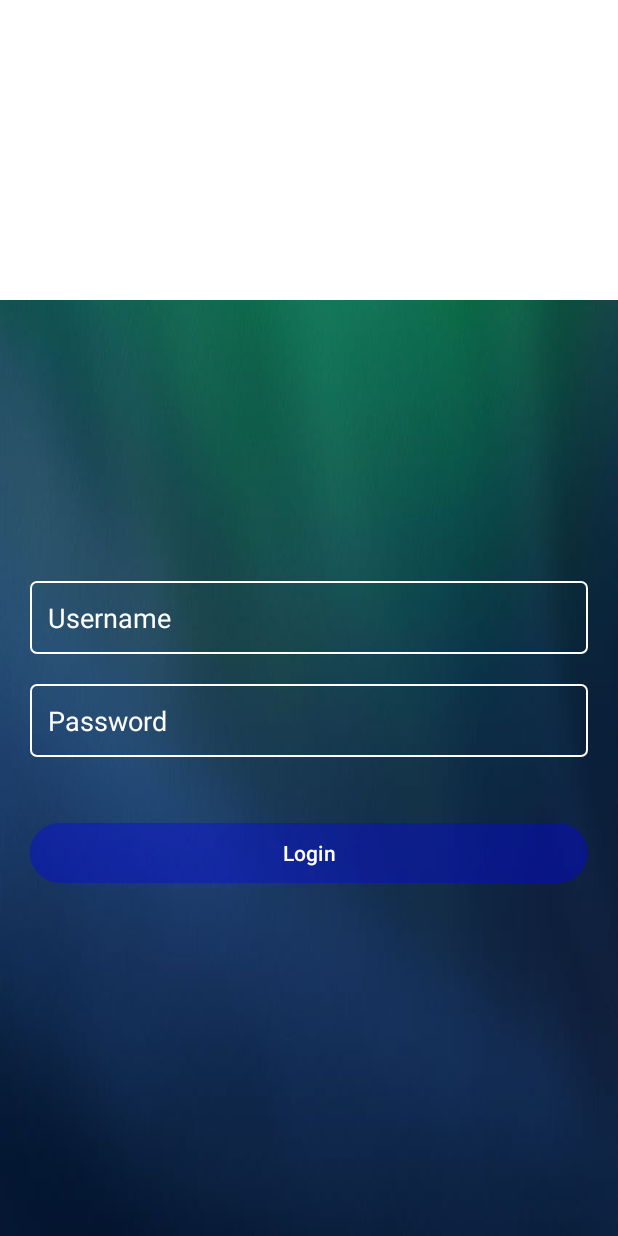
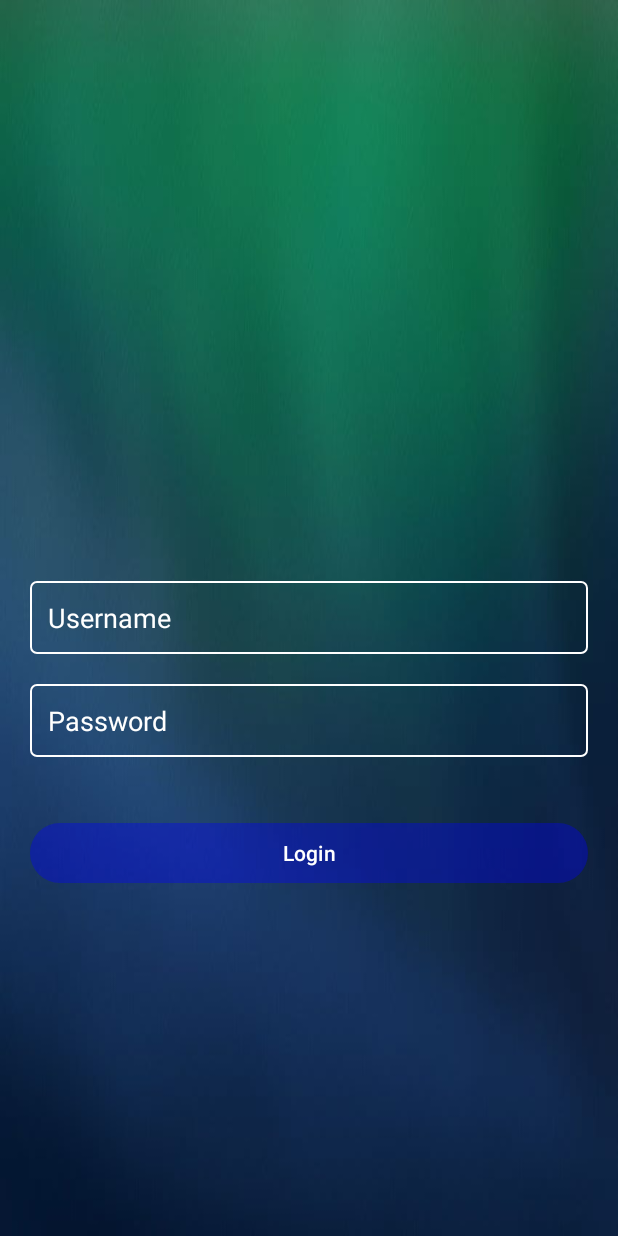
Before and after one commit to abbasideveloper1721/welfare-dental-center, an Android app: the LoginActivity screen opened directly, with no data from a screen before it, on a phone screen of 412 x 824 dp. Run offline under Robolectric (Android 15) with nearby library versions, the phone set to English and light mode, and no system bars; our stand-ins replace Volley.

```diff
--- a/app/src/main/res/layout/activity_login.xml
+++ b/app/src/main/res/layout/activity_login.xml
@@ -48,10 +48,6 @@
         android:backgroundTint="#330000FF"
         android:textColor="#FFF"/>
 
-    <TextView
-        android:layout_width="match_parent"
-        android:layout_height="200dp"
-        android:background="@color/white"
-        android:id="@+id/resview"/>
+
 
 </RelativeLayout>
--- a/app/src/main/res/layout/activity_user.xml
+++ b/app/src/main/res/layout/activity_user.xml
@@ -8,10 +8,11 @@
     tools:context=".UserActivity"
     android:orientation="vertical">
 
-    <EditText
+    <TextView
         android:layout_width="match_parent"
         android:layout_height="wrap_content"
         android:text="HELLO USER"
+        android:id="@+id/xmltext"
         />
 
 </LinearLayout>
```
Also changed, not shown: app/src/main/java/com/example/server/LoginActivity.java (+7 -2 lines), app/src/main/java/com/example/server/UserActivity.java (+8 -0 lines).
